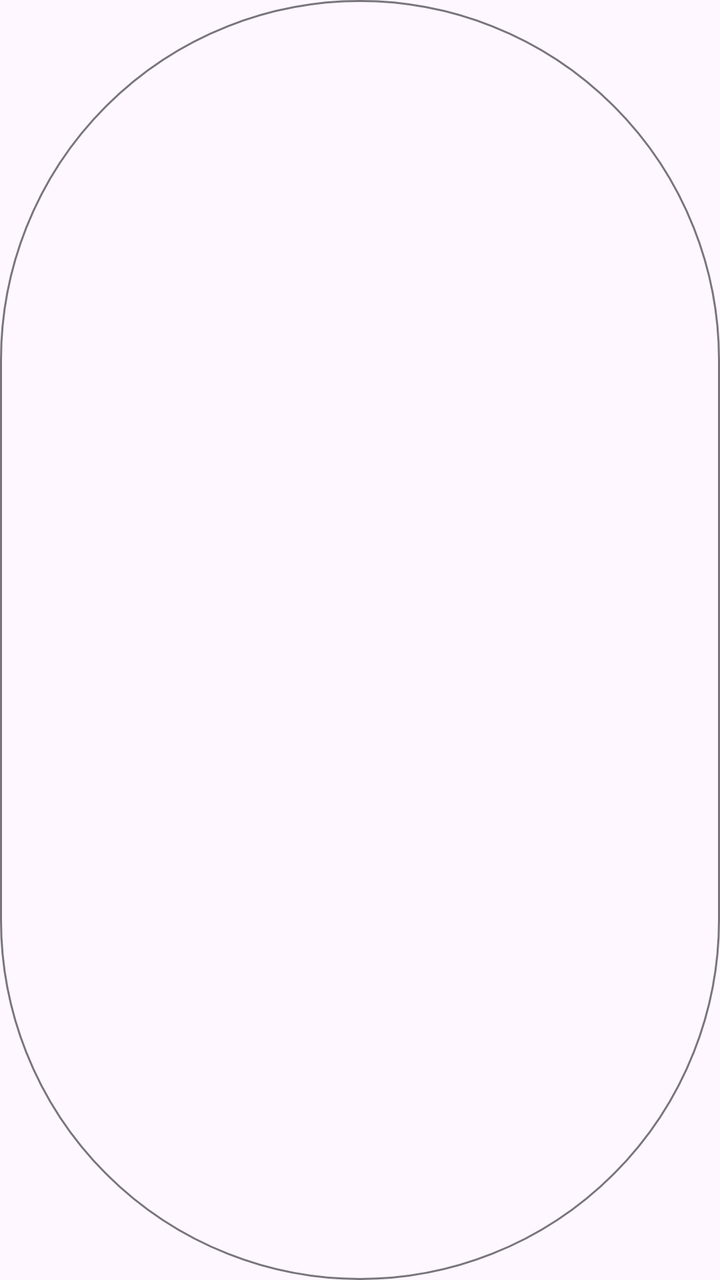
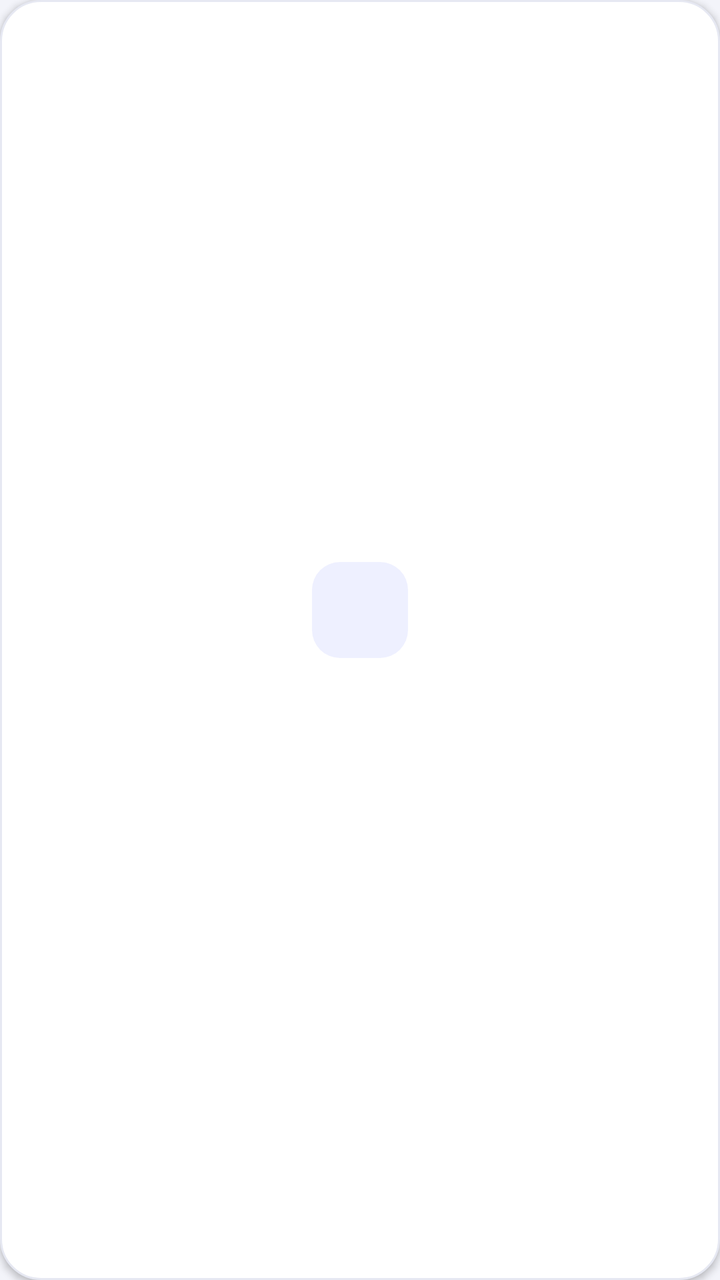

Compare the two renders of this Android layout. The source of the first and the diff that turns it into the second are given below.
<!-- AndroidManifest.xml: application theme Theme.ControlGastos -->
<!-- res/layout/item_categoria.xml -->
<?xml version="1.0" encoding="utf-8"?>
<com.google.android.material.button.MaterialButton
    xmlns:android="http://schemas.android.com/apk/res/android"
    android:id="@+id/btnCategoria"
    style="?attr/materialButtonOutlinedStyle"
    android:layout_width="match_parent"
    android:layout_height="wrap_content"
    android:layout_margin="3dp"
    android:ellipsize="end"
    android:insetTop="0dp"
    android:insetBottom="0dp"
    android:maxLines="2"
    android:minHeight="48dp"
    android:paddingStart="2dp"
    android:paddingEnd="2dp"
    android:textSize="11sp" />
<!-- resources referenced by this layout -->
<resources>
  <style name="Theme.ControlGastos" parent="Theme.Material3.DayNight.NoActionBar" />
</resources>

<!-- the commit's change to res/layout/item_categoria.xml (unified diff, before → after) -->
@@ -1,16 +1,45 @@
 <?xml version="1.0" encoding="utf-8"?>
-<com.google.android.material.button.MaterialButton
-    xmlns:android="http://schemas.android.com/apk/res/android"
-    android:id="@+id/btnCategoria"
-    style="?attr/materialButtonOutlinedStyle"
+<LinearLayout xmlns:android="http://schemas.android.com/apk/res/android"
     android:layout_width="match_parent"
     android:layout_height="wrap_content"
-    android:layout_margin="3dp"
-    android:ellipsize="end"
-    android:insetTop="0dp"
-    android:insetBottom="0dp"
-    android:maxLines="2"
-    android:minHeight="48dp"
-    android:paddingStart="2dp"
-    android:paddingEnd="2dp"
-    android:textSize="11sp" />
+    android:layout_margin="6dp"
+    android:background="@drawable/bg_tarjeta"
+    android:clickable="true"
+    android:elevation="2dp"
+    android:focusable="true"
+    android:foreground="?attr/selectableItemBackground"
+    android:gravity="center"
+    android:minHeight="84dp"
+    android:orientation="vertical"
+    android:paddingStart="8dp"
+    android:paddingTop="18dp"
+    android:paddingEnd="8dp"
+    android:paddingBottom="18dp">
+
+    
+    <FrameLayout
+        android:id="@+id/contenedorIcono"
+        android:layout_width="48dp"
+        android:layout_height="48dp"
+        android:layout_marginBottom="12dp"
+        android:background="@drawable/bg_icono">
+
+        <ImageView
+            android:id="@+id/ivIcono"
+            android:layout_width="24dp"
+            android:layout_height="24dp"
+            android:layout_gravity="center"
+            android:contentDescription="@null" />
+    </FrameLayout>
+
+    <TextView
+        android:id="@+id/tvNombre"
+        android:layout_width="wrap_content"
+        android:layout_height="wrap_content"
+        android:ellipsize="end"
+        android:gravity="center"
+        android:maxLines="2"
+        android:textColor="@color/texto"
+        android:textSize="13sp"
+        android:textStyle="bold" />
+</LinearLayout>
<!-- resource entries referenced after the edit -->
@@ -1,5 +1,35 @@
 <!-- resources referenced by this layout -->
 <resources>
-  <style name="Theme.ControlGastos" parent="Theme.Material3.DayNight.NoActionBar" />
+  <color name="texto">#1F2433</color>
+  <!-- drawable bg_icono (drawable) -->
+  <?xml version="1.0" encoding="utf-8"?>
+  <shape xmlns:android="http://schemas.android.com/apk/res/android" android:shape="rectangle">
+      <solid android:color="@color/lila" />
+      <corners android:radius="14dp" />
+  </shape>
+  <!-- drawable bg_tarjeta (drawable) -->
+  <?xml version="1.0" encoding="utf-8"?>
+  <shape xmlns:android="http://schemas.android.com/apk/res/android" android:shape="rectangle">
+      <solid android:color="@color/tarjeta" />
+      <stroke android:width="1dp" android:color="@color/borde" />
+      <corners android:radius="20dp" />
+  </shape>
+  <style name="Theme.ControlGastos" parent="Theme.Material3.Light.NoActionBar">
+          <item name="colorPrimary">@color/primario</item>
+          <item name="colorOnPrimary">@color/blanco</item>
+          <item name="colorSurface">@color/tarjeta</item>
+          <item name="colorOnSurface">@color/texto</item>
+          <item name="colorOutline">@color/borde</item>
+          <item name="android:colorBackground">@color/fondo</item>
+          <item name="android:windowBackground">@color/fondo</item>
+          <item name="android:statusBarColor">@color/fondo</item>
+          <item name="android:windowLightStatusBar">true</item>
+      </style>
+  <color name="lila">#EEF0FF</color>
+  <color name="tarjeta">#FFFFFF</color>
+  <color name="borde">#E6E8F2</color>
+  <color name="primario">#6366F1</color>
+  <color name="blanco">#FFFFFF</color>
+  <color name="fondo">#F3F4FA</color>
 </resources>
 
